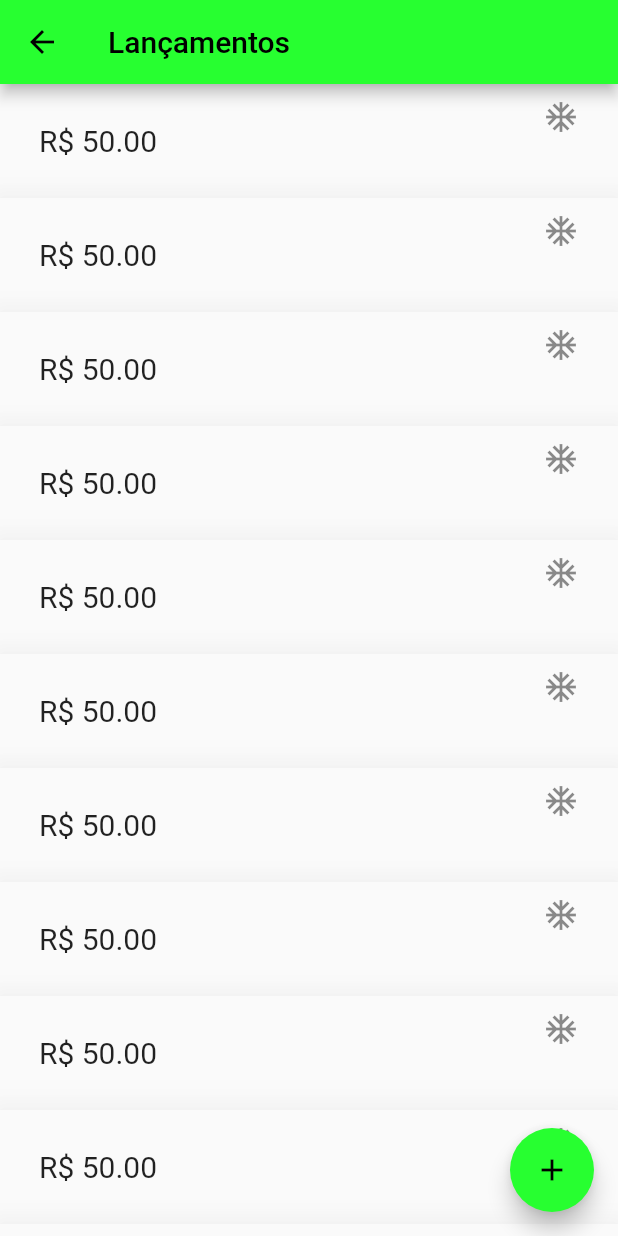
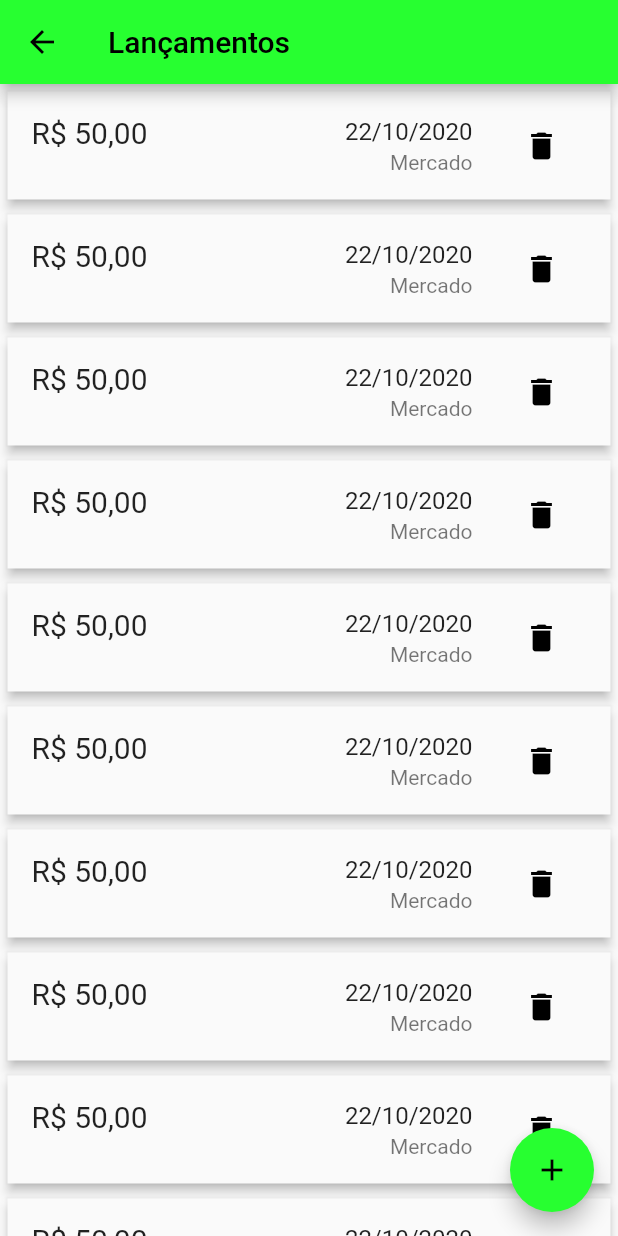
Before and after one commit to williamtrindade/college-project-financial-control-app, a Flutter app: the PostingListScreen screen opened directly, on a phone screen of 412 x 824 dp. Run offline on Flutter 3.47's test engine with Material 2 defaults, Android fonts, the phone set to English and light mode, and no system bars.

Commit message:
feat(Postings): list

```diff
--- a/lib/screens/dash/box_card.dart
+++ b/lib/screens/dash/box_card.dart
@@ -1,4 +1,3 @@
-import 'package:app/widgets/assets.dart';
 import 'package:flutter/material.dart';
 
 class BoxCard extends StatelessWidget {
--- /dev/null
+++ b/lib/screens/posting/list_item.dart
@@ -0,0 +1,37 @@
+import 'package:flutter/material.dart';
+
+class ListItem extends StatelessWidget {
+  final String qtt;
+  final String date;
+  final String category;
+  final Function onDelete;
+
+  ListItem(
+      {@required this.qtt,
+      @required this.date,
+      @required this.category,
+      @required this.onDelete});
+
+  @override
+  Widget build(BuildContext context) {
+    return ListTile(
+        onTap: () => {},
+        leading: Text(
+          this.qtt,
+          style: TextStyle(fontSize: 20),
+        ),
+        title: Text(this.date, textAlign: TextAlign.right),
+        subtitle: Text(this.category, textAlign: TextAlign.right),
+        trailing: Container(
+          width: 60,
+          height: 60,
+          child: InkWell(
+            onTap: this.onDelete,
+            child: Icon(
+              Icons.delete,
+              color: Colors.black,
+            ),
+          ),
+        ));
+  }
+}
--- a/lib/screens/posting/posting_list.dart
+++ b/lib/screens/posting/posting_list.dart
@@ -1,3 +1,4 @@
+import 'package:app/screens/posting/list_item.dart';
 import 'package:app/widgets/assets.dart';
 import 'package:flutter/material.dart';
 
@@ -18,36 +19,22 @@ class PostingListScreen extends StatelessWidget {
             Expanded(
               child: Container(
                 child: ListView.builder(
-                  itemCount: 50,
-                  itemBuilder: (context, index) {
-                    return Material(
-                      elevation: 20,
-                      child: Container(
-                        margin: EdgeInsets.all(10),
-                        child: Column(
-                          children: [
-                            ListTile(
-                              onTap: () => {
-
-                              },
-                              leading: Text("R\$ 50.00", style: TextStyle(fontSize: 20),),
-                              trailing: SizedBox(
-
-                                child: Column(
-                                  children: [
-                                    Icon(Icons.ac_unit_sharp)
-                                  ],
-                                ),
-                              ),
-                            ),
-                          ],
+                    itemCount: 50,
+                    itemBuilder: (context, index) {
+                      return Container(
+                        margin: EdgeInsets.all(5),
+                        child: Material(
+                          elevation: 3,
+                          child: ListItem(
+                              qtt: "R\$ 50,00",
+                              date: "22/10/2020",
+                              category: "Mercado",
+                              onDelete: () => {}),
                         ),
-                      ),
-                    );
-                  }
-                ),
+                      );
+                    }),
               ),
-            )
+            ),
           ],
         ),
         floatingActionButton:
```
